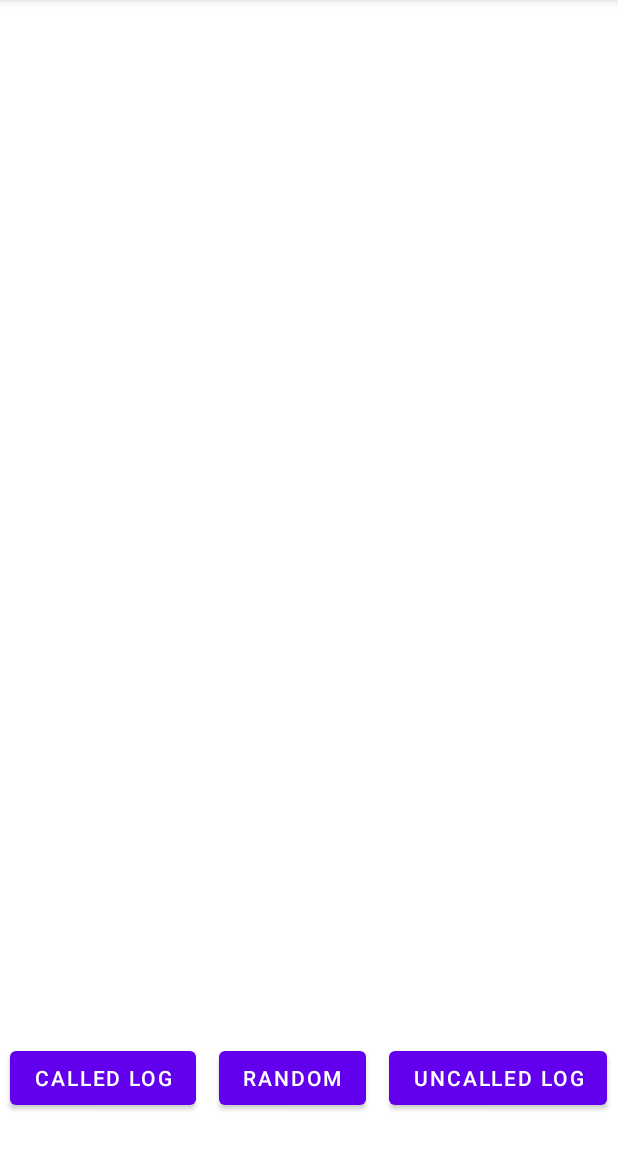
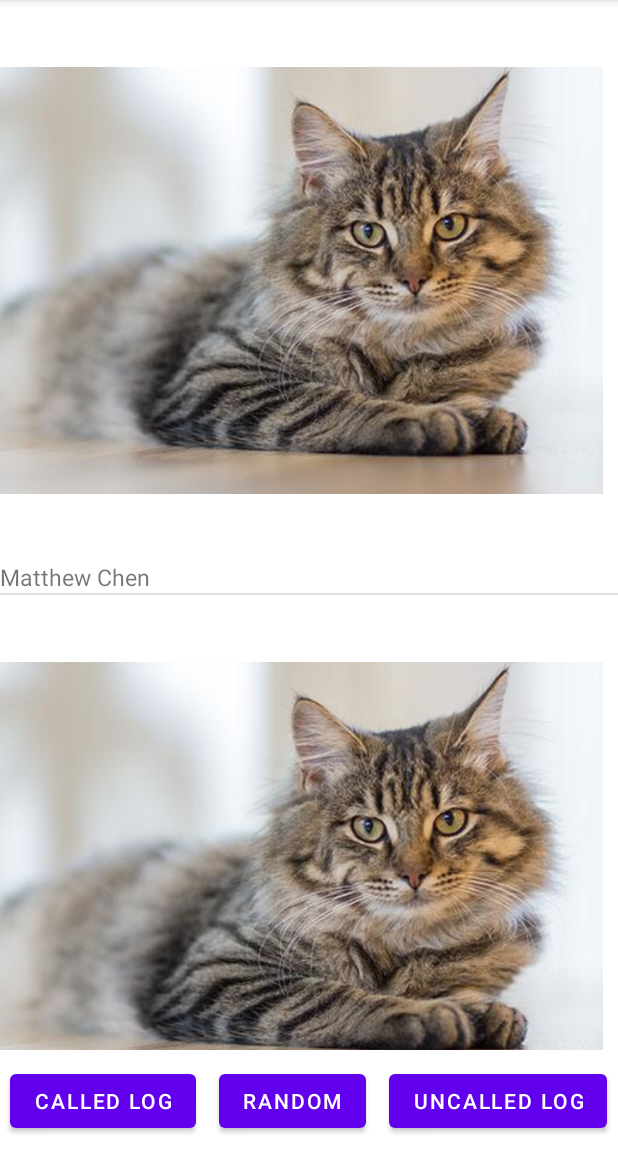
Before and after one commit to Nastalgua/cold-calling, an Android app: the screen it shows after launch (MainActivity), on a phone screen of 412 x 824 dp, the part 84-1236 px from its top. Run offline under Robolectric (Android 15) with nearby library versions, the phone set to English and light mode, and no system bars; our stand-ins replace Picasso.

Commit message:
working home page showing students

```diff
--- a/app/build.gradle
+++ b/app/build.gradle
@@ -38,6 +38,7 @@ dependencies {
     implementation 'androidx.constraintlayout:constraintlayout:2.1.1'
     implementation 'androidx.navigation:navigation-fragment:2.3.5'
     implementation 'androidx.navigation:navigation-ui:2.3.5'
+    implementation 'com.squareup.picasso:picasso:2.5.1'
     testImplementation 'junit:junit:4.+'
     androidTestImplementation 'androidx.test.ext:junit:1.1.3'
     androidTestImplementation 'androidx.test.espresso:espresso-core:3.4.0'
--- a/app/src/main/java/com/mm/coldcalling/CalledLog.java
+++ b/app/src/main/java/com/mm/coldcalling/CalledLog.java
@@ -10,7 +10,5 @@ public class CalledLog extends AppCompatActivity {
   protected void onCreate(Bundle savedInstanceState) {
     super.onCreate(savedInstanceState);
     setContentView(R.layout.activity_called_log);
-
-
   }
 }
--- /dev/null
+++ b/app/src/main/java/com/mm/coldcalling/CustomAdapater.java
@@ -0,0 +1,85 @@
+package com.mm.coldcalling;
+
+import android.content.Context;
+import android.database.DataSetObserver;
+import android.view.LayoutInflater;
+import android.view.View;
+import android.view.ViewGroup;
+import android.widget.ImageView;
+import android.widget.ListAdapter;
+import android.widget.TextView;
+
+import com.squareup.picasso.Picasso;
+
+import java.util.ArrayList;
+
+public class CustomAdapater implements ListAdapter {
+  private ArrayList<Student> mStuds;
+  private Context mContext;
+
+  public CustomAdapater(Context context, ArrayList<Student> studs) {
+    this.mContext = context;
+    this.mStuds = studs;
+  }
+
+  @Override
+  public boolean areAllItemsEnabled() {
+    return false;
+  }
+  @Override
+  public boolean isEnabled(int position) {
+    return true;
+  }
+
+  @Override
+  public void registerDataSetObserver(DataSetObserver observer) { }
+
+  @Override
+  public void unregisterDataSetObserver(DataSetObserver observer) { }
+
+  @Override
+  public int getCount() { return this.mStuds.size(); }
+
+  @Override
+  public Object getItem(int position) { return position; }
+
+  @Override
+  public long getItemId(int position) { return position; }
+
+  @Override
+  public boolean hasStableIds() { return false; }
+
+  @Override
+  public View getView(int position, View convertView, ViewGroup parent) {
+    Student studentData = this.mStuds.get(position);
+
+    if (convertView == null) {
+      LayoutInflater layoutInflater = LayoutInflater.from(this.mContext);
+      convertView = layoutInflater.inflate(R.layout.listview_layout, null);
+
+      convertView.setOnClickListener(new View.OnClickListener() {
+        @Override
+        public void onClick(View v) { }
+      });
+
+      TextView title = convertView.findViewById(R.id.student_name);
+      ImageView imag = convertView.findViewById(R.id.list_image);
+      title.setText(studentData.getFullName());
+
+      Picasso.with(this.mContext)
+          .load(studentData.getImage())
+          .into(imag);
+    }
+
+    return convertView;
+  }
+
+  @Override
+  public int getItemViewType(int position) { return position; }
+
+  @Override
+  public int getViewTypeCount() { return this.mStuds.size(); }
+
+  @Override
+  public boolean isEmpty() { return false; }
+}
--- a/app/src/main/java/com/mm/coldcalling/MainActivity.java
+++ b/app/src/main/java/com/mm/coldcalling/MainActivity.java
@@ -8,20 +8,33 @@ import android.content.Intent;
 import android.os.Bundle;
 import android.view.View;
 import android.widget.Button;
+import android.widget.ListView;
 
 public class MainActivity extends AppCompatActivity {
-  public ArrayList<Student> students = new ArrayList<>();
-  public ArrayList<Student> calledStudents = new ArrayList<>();
-  public ArrayList<Student> uncalledStudents = new ArrayList<>();
+  public static ArrayList<Student> students = new ArrayList<>();
+  public static ArrayList<Student> calledStudents = new ArrayList<>();
+  public static ArrayList<Student> uncalledStudents = new ArrayList<>();
 
   private Button randomBtn, uncalledBtn, calledBtn;
+  private ListView studentsListView;
 
   @Override
   protected void onCreate(Bundle savedInstanceState) {
     super.onCreate(savedInstanceState);
     setContentView(R.layout.activity_main);
 
+    this.studentsListView = findViewById(R.id.student_list);
+
     // initialize the students
+    for (int i = 0; i < 40; i++) {
+      Student s = new Student("Matthew Chen", R.drawable.cat, false);
+      students.add(s);
+    }
+
+    // create adapter
+    CustomAdapater customAdapater = new CustomAdapater(this, students);
+    // set adapter
+    this.studentsListView.setAdapter(customAdapater);
 
     // check if 24 hrs passed to reset calledOnStudents and uncalledStudents
 
--- a/app/src/main/java/com/mm/coldcalling/Student.java
+++ b/app/src/main/java/com/mm/coldcalling/Student.java
@@ -2,45 +2,22 @@ package com.mm.coldcalling;
 
 public class Student {
   private String mFullName;
+  private int mImage;
   private boolean mCalledOn;
 
+  public Student(String fullName, int image, boolean calledOn) {
+    this.mFullName = fullName;
+    this.mImage = image;
+    this.mCalledOn = calledOn;
+  }
+
   public String getFullName() {
-    return mFullName;
+    return this.mFullName;
   }
 
   public boolean isCalledOn() {
-    return mCalledOn;
-  }
-}
-
-/*
-package com.example.exampleproject;
-
-public class Question {
-  private int mId;
-  private boolean mAns;
-
-  public Question(int id, boolean ans) {
-    this.mId = id;
-    this.mAns = ans;
+    return this.mCalledOn;
   }
 
-  public int getTextResId() {
-    return this.mId;
-  }
-
-  public boolean isAns() {
-    return mAns;
-  }
-
-  public void setTextResId(int id) {
-    this.mId= id;
-  }
-
-  public void setAnswerTrue(boolean ans) {
-    this.mAns = ans;
-  }
-
+  public int getImage() { return this.mImage; }
 }
-
- */
--- a/app/src/main/res/layout/activity_main.xml
+++ b/app/src/main/res/layout/activity_main.xml
@@ -2,16 +2,31 @@
 <LinearLayout xmlns:android="http://schemas.android.com/apk/res/android"
     xmlns:app="http://schemas.android.com/apk/res-auto"
     xmlns:tools="http://schemas.android.com/tools"
-    android:layout_width="match_parent"
+    android:layout_width="wrap_content"
     android:layout_height="match_parent"
-    android:gravity="bottom|center_horizontal"
-    tools:context=".MainActivity">
+    android:orientation="vertical"
+    tools:context=".MainActivity"
+    >
+<!--  We can add a maximum width -->
+    <LinearLayout
+        android:layout_width="match_parent"
+        android:layout_height="match_parent"
+        android:layout_weight="10"
+        >
+        <ListView
+            android:id="@+id/student_list"
+            android:layout_width="match_parent"
+            android:layout_height="wrap_content"
+            android:layout_gravity="top"
+            >
+        </ListView>
+    </LinearLayout>
 
     <LinearLayout
         android:layout_width="match_parent"
         android:layout_height="wrap_content"
         android:gravity="center_horizontal"
-        android:layout_marginBottom="25dp"
+        android:paddingVertical="10dp"
         >
         <Button
             android:id="@+id/called_log_btn"
@@ -32,7 +47,6 @@
             android:id="@+id/uncalled_log_btn"
             android:layout_width="wrap_content"
             android:layout_height="wrap_content"
-            android:text="@string/uncalled_log_btn"
-            />
+            android:text="@string/uncalled_log_btn" />
     </LinearLayout>
 </LinearLayout>
--- /dev/null
+++ b/app/src/main/res/layout/listview_layout.xml
@@ -0,0 +1,29 @@
+<?xml version="1.0" encoding="utf-8"?>
+<LinearLayout xmlns:android="http://schemas.android.com/apk/res/android"
+    android:orientation="vertical"
+    android:layout_width="match_parent"
+    android:layout_height="match_parent">
+
+    <ImageView
+        android:id="@+id/list_image"
+        android:layout_width="wrap_content"
+        android:layout_height="wrap_content"
+        android:paddingTop="10dp"
+        android:paddingRight="10dp"
+        android:paddingBottom="10dp" />
+
+    <LinearLayout
+        android:layout_width="match_parent"
+        android:layout_height="match_parent"
+        android:orientation="vertical">
+
+        <TextView
+            android:id="@+id/student_name"
+            android:layout_width="wrap_content"
+            android:layout_height="wrap_content"
+            android:textSize="15dp"
+            android:text="TextView1" />
+
+    </LinearLayout>
+
+</LinearLayout>
--- a/app/src/main/res/values/strings.xml
+++ b/app/src/main/res/values/strings.xml
@@ -6,6 +6,7 @@
     <string name="called_log_btn">Called log</string>
     <string name="uncalled_log_btn">Uncalled Log</string>
     <string name="title_activity_uncalled_log">UncalledLog</string>
+
     <!-- Strings used for fragments for navigation -->
     <string name="first_fragment_label">First Fragment</string>
     <string name="second_fragment_label">Second Fragment</string>
```
Also changed, not shown: app/src/main/res/drawable/cat.jpg (added), app/src/main/res/drawable/mail.png (added).
